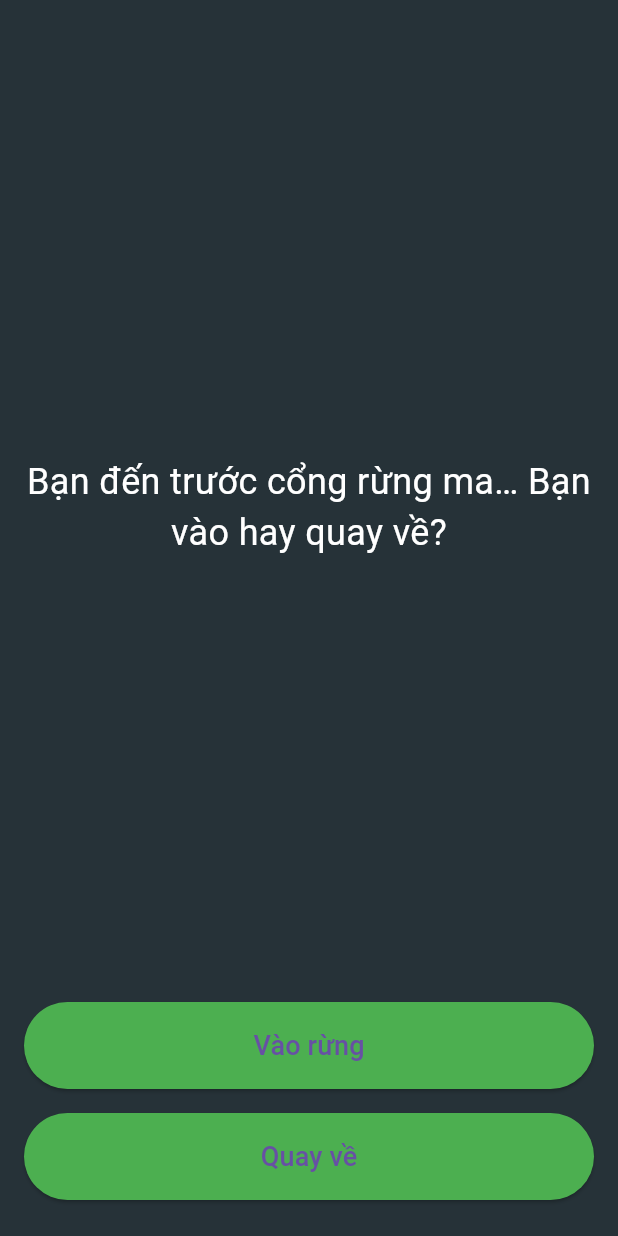
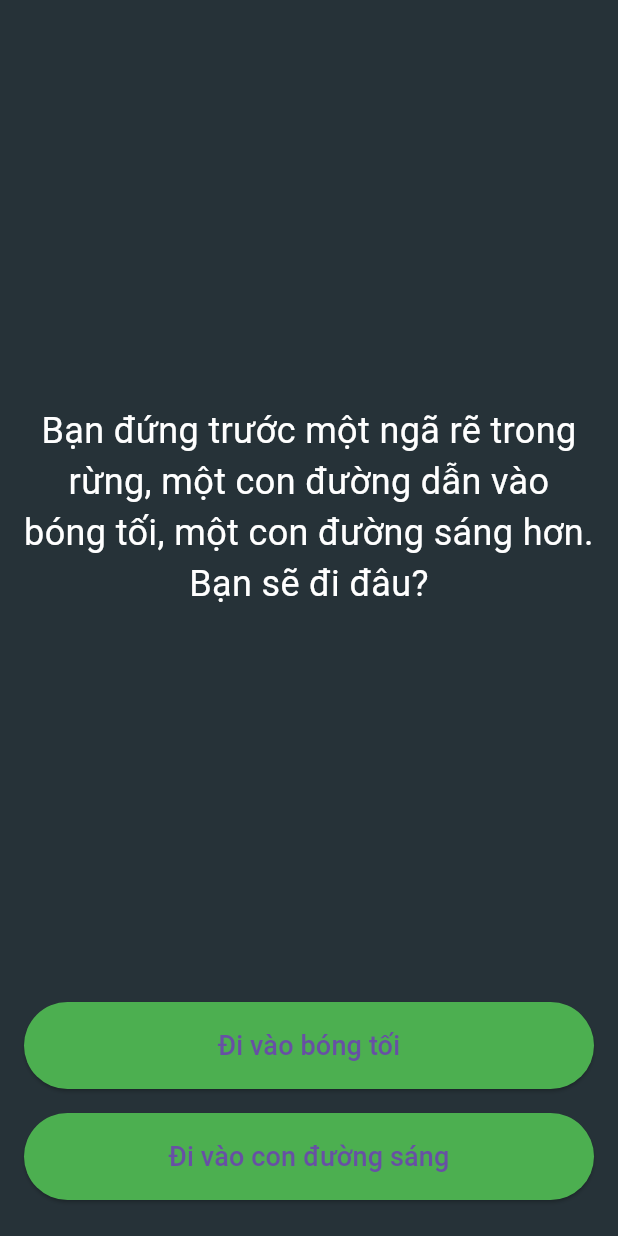
Before and after one commit to letangphuquy/Flutter-Lab-Exercises, a Flutter app: the screen it shows after launch, on a phone screen of 412 x 824 dp. Run offline on Flutter 3.47's test engine with Material 3 defaults, Android fonts, the phone set to English and light mode, and no system bars; our stand-ins replace audioplayers.

Commit message:
Lab 7: Fixed valid Story data (16 stories) ~1hrs. struggling with ChatGPT

```diff
--- a/lab7_destini/lib/story.dart
+++ b/lab7_destini/lib/story.dart
@@ -4,7 +4,7 @@ class Choice {
 
   Choice({
     required this.choiceText,
-    required this.nextIndex,  // Default to -1 to indicate no next choice.
+    required this.nextIndex,
   });
 }
 
--- a/lab7_destini/lib/story_brain.dart
+++ b/lab7_destini/lib/story_brain.dart
@@ -5,43 +5,123 @@ class StoryBrain {
 
   int _currentIndex = 0;
 
-  // Dữ liệu câu chuyện đã sửa, đảm bảo không có các chỉ mục vòng lặp
   final List<Story> _stories = [
     Story(
-      storyText: 'Bạn đến trước cổng rừng ma… Bạn vào hay quay về?',
+      storyText:
+          'Bạn đứng trước một ngã rẽ trong rừng, một con đường dẫn vào bóng tối, một con đường sáng hơn. Bạn sẽ đi đâu?',
       choices: [
-        Choice(choiceText: 'Vào rừng', nextIndex: 1),
-        Choice(choiceText: 'Quay về', nextIndex: 2),
-      ],
-    ),
-    Story(
-      storyText: 'Bạn gặp một con rồng… Bạn chiến hay chạy?',
-      choices: [
-        Choice(choiceText: 'Chiến', nextIndex: 3),
-        Choice(choiceText: 'Chạy', nextIndex: 4),
+        Choice(choiceText: 'Đi vào bóng tối', nextIndex: 1),
+        Choice(choiceText: 'Đi vào con đường sáng', nextIndex: 2),
       ],
     ),
     Story(
       storyText:
-          'Bạn đã chạy thoát khỏi con rồng. Bạn tiếp tục hành trình hay dừng lại?',
+          'Con đường tối tăm khiến bạn cảm thấy lạnh lẽo. Bỗng nhiên, bạn nghe thấy tiếng động lạ.',
       choices: [
-        Choice(choiceText: 'Tiếp tục', nextIndex: 5),
-        Choice(choiceText: 'Dừng lại', nextIndex: 6),
+        Choice(choiceText: 'Đi về phía tiếng động', nextIndex: 3),
+        Choice(choiceText: 'Bỏ đi và tiếp tục đi', nextIndex: 4),
       ],
     ),
     Story(
-      storyText: 'Cả hành trình kết thúc. Bạn đã đạt được mục tiêu.',
-      choices: [], // Không có lựa chọn tiếp
-    ),
-    Story(
-      storyText: 'Bạn lạc vào khu rừng tối. Bạn có muốn tiếp tục đi?',
+      storyText:
+          'Bạn đã đến một ngôi nhà hoang. Cửa chính đóng kín, nhưng có một cửa sổ mở ra phía bên trái.',
       choices: [
-        Choice(choiceText: 'Tiếp tục', nextIndex: 2),
-        Choice(choiceText: 'Tìm lối thoát', nextIndex: 7),
+        Choice(choiceText: 'Vào qua cửa sổ', nextIndex: 5),
+        Choice(choiceText: 'Gõ cửa', nextIndex: 6),
       ],
     ),
     Story(
-      storyText: 'Cảnh vật tươi sáng nhưng bạn đã rơi vào bẫy. Game Over.',
+      storyText:
+          'Một con quái vật xuất hiện! Bạn chiến đấu với nó hay bỏ chạy?',
+      choices: [
+        Choice(choiceText: 'Chiến đấu', nextIndex: 7),
+        Choice(choiceText: 'Bỏ chạy', nextIndex: 8),
+      ],
+    ),
+    Story(
+      storyText:
+          'Bạn đến một thành phố, nơi mọi người đều mỉm cười với bạn. Bạn có cảm giác không an toàn.',
+      choices: [
+        Choice(choiceText: 'Khám phá thành phố', nextIndex: 9),
+        Choice(choiceText: 'Rời đi ngay', nextIndex: 10),
+      ],
+    ),
+    Story(
+      storyText:
+          'Bạn quyết định trở về. Con đường về vẫn đầy bóng tối và bạn cảm thấy lo sợ.',
+      choices: [
+        Choice(choiceText: 'Chạy nhanh về phía trước', nextIndex: 11),
+        Choice(choiceText: 'Dừng lại nghỉ ngơi', nextIndex: 12),
+      ],
+    ),
+    Story(
+      storyText:
+          'Bạn vào trong ngôi nhà. Một bóng đen xuất hiện và tấn công bạn.',
+      choices: [
+        Choice(choiceText: 'Đánh lại bóng đen', nextIndex: 13),
+        Choice(choiceText: 'Trốn trong phòng', nextIndex: 14),
+      ],
+    ),
+    Story(
+      storyText:
+          'Bạn chiến đấu và giành chiến thắng. Tuy nhiên, bạn bị thương và không thể tiếp tục.',
+      choices: [
+        Choice(choiceText: 'Kết thúc', nextIndex: 15),
+        Choice(choiceText: 'Điều trị vết thương', nextIndex: 15),
+      ],
+    ),
+    Story(
+      storyText:
+          'Con quái vật bỏ đi. Bạn tiếp tục hành trình mà không bị tổn hại.',
+      choices: [
+        Choice(choiceText: 'Đi tiếp', nextIndex: 5),
+        Choice(choiceText: 'Dừng lại nghỉ ngơi', nextIndex: 6),
+      ],
+    ),
+    Story(
+      storyText:
+          'Bạn rời thành phố và tìm thấy một con đường khác, nhưng bạn bị lạc.',
+      choices: [
+        Choice(choiceText: 'Đi tiếp', nextIndex: 10),
+        Choice(choiceText: 'Tìm đường quay lại', nextIndex: 11),
+      ],
+    ),
+    Story(
+      storyText:
+          'Bạn tiếp tục khám phá thành phố và tìm thấy một cửa hàng kỳ lạ.',
+      choices: [
+        Choice(choiceText: 'Vào cửa hàng', nextIndex: 12),
+        Choice(choiceText: 'Ra ngoài ngay', nextIndex: 13),
+      ],
+    ),
+    Story(
+      storyText:
+          'Cảnh vật xung quanh thay đổi và bạn thấy một khu rừng khác. Bạn có cảm giác mình đang lạc vào một thế giới khác.',
+      choices: [
+        Choice(choiceText: 'Khám phá khu rừng', nextIndex: 14),
+        Choice(choiceText: 'Quay lại', nextIndex: 15),
+      ],
+    ),
+    Story(
+      storyText:
+          'Cửa sổ của ngôi nhà có một người lạ nhìn bạn. Họ mời bạn vào trong.',
+      choices: [
+        Choice(choiceText: 'Vào nhà', nextIndex: 5),
+        Choice(choiceText: 'Bỏ đi', nextIndex: 6),
+      ],
+    ),
+    Story(
+      storyText: 'Cuối cùng bạn đã đến nơi an toàn. Kết thúc hành trình.',
+      choices: [], // Kết thúc
+    ),
+    Story(
+      storyText: 'Bạn tiếp tục chạy. Cuối cùng bạn bị lạc trong bóng tối.',
+      choices: [], // Kết thúc
+    ),
+    // Story 15 - New ending
+    Story(
+      storyText:
+          'Bạn đã hoàn thành hành trình của mình với những quyết định sáng suốt. Chúc mừng bạn!',
       choices: [], // Kết thúc
     ),
   ];
```
